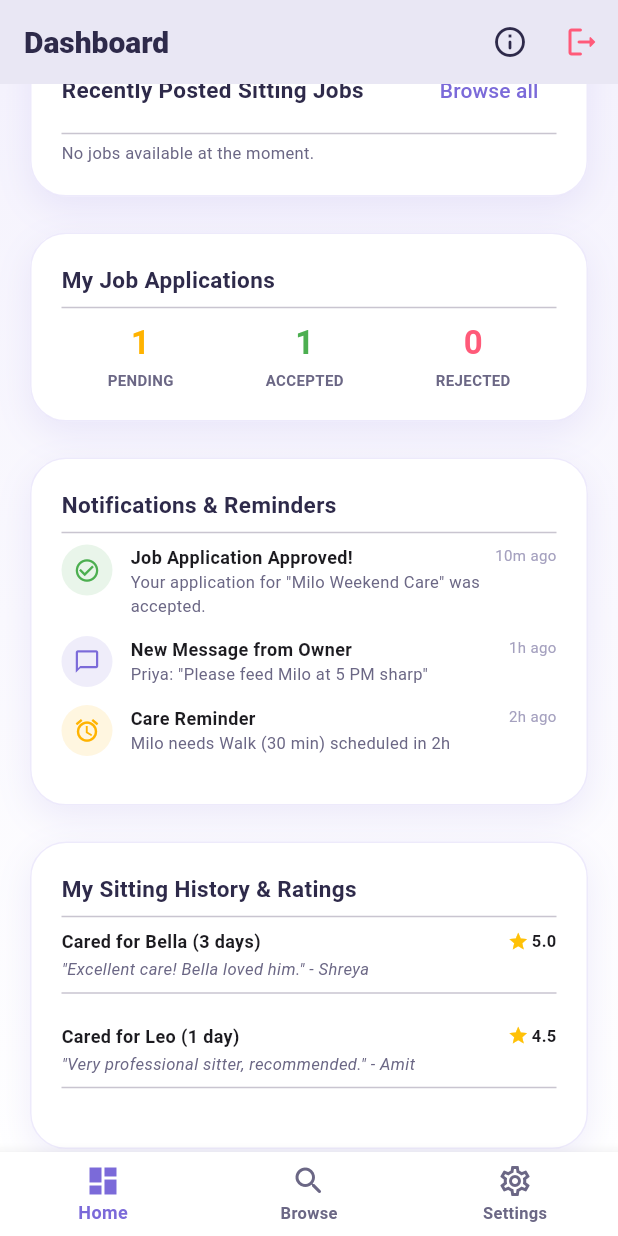
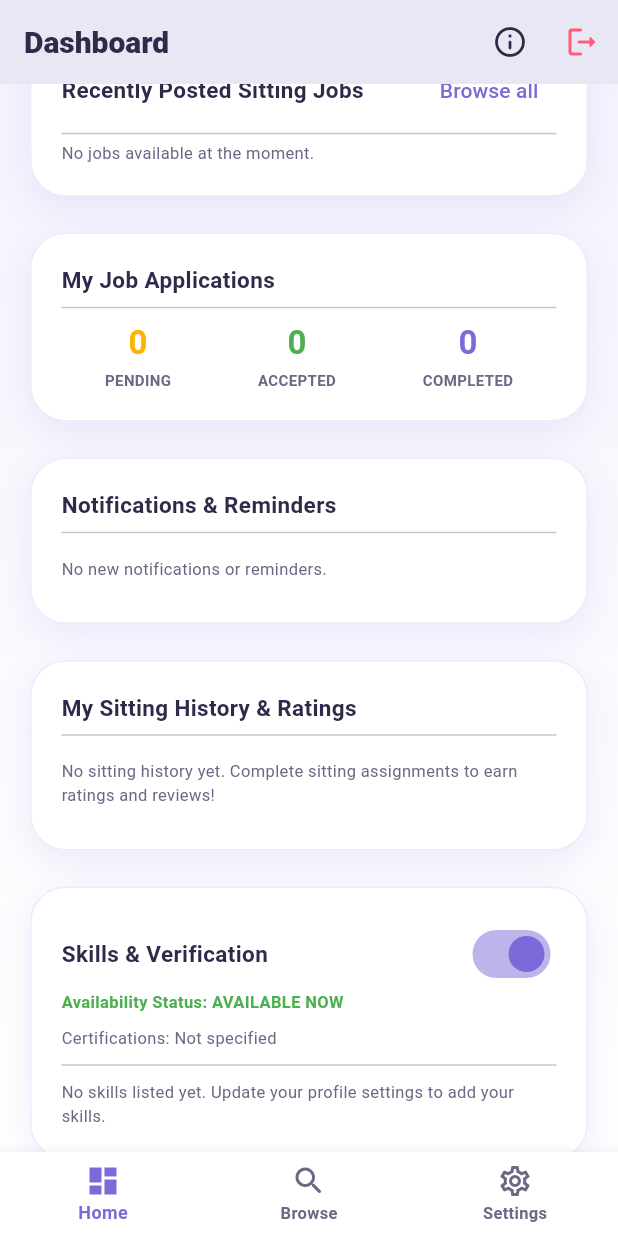
Before and after one commit to Shrishanmugapriya/PetOrb_app, a Flutter app: the SitterDashboardScreen screen opened directly, scrolled down 576 dp, on a phone screen of 412 x 824 dp. Run offline on Flutter 3.47's test engine with Material 3 defaults, Android fonts, the phone set to English and light mode, and no system bars; our stand-ins replace firebase_auth, firebase_core, flutter_animate, flutter_chat_types, flutter_chat_ui, qr_flutter and 1 more; missing offline and left inert: mobile_scanner; accounts and stored records are empty; network calls fail; Roboto replaces fonts that are missing (Outfit); statements that could not run were skipped; project files that could hold a hidden picture were left out.

Commit message:
Clear hardcoded mock notifications, sitting history, skills, and certifications for new sitter accounts

```diff
--- a/petorb_app/lib/views/sitter/dashboard_screen.dart
+++ b/petorb_app/lib/views/sitter/dashboard_screen.dart
@@ -28,52 +28,15 @@ class _SitterDashboardScreenState extends State<SitterDashboardScreen> {
   final List<String> _titles = ['Dashboard', 'Browse Jobs', 'Settings'];
 
   // 8. Notification Center alert stream for sitters
-  final List<Map<String, dynamic>> _notifications = [
-    {
-      'title': 'Job Application Approved!',
-      'body': 'Your application for "Milo Weekend Care" was accepted.',
-      'time': '10m ago',
-      'icon': Icons.check_circle_outline,
-      'color': AppColors.success
-    },
-    {
-      'title': 'New Message from Owner',
-      'body': 'Priya: "Please feed Milo at 5 PM sharp"',
-      'time': '1h ago',
-      'icon': Icons.chat_bubble_outline,
-      'color': AppColors.primaryBrand
-    },
-    {
-      'title': 'Care Reminder',
-      'body': 'Milo needs Walk (30 min) scheduled in 2h',
-      'time': '2h ago',
-      'icon': Icons.alarm,
-      'color': AppColors.warning
-    },
-  ];
+  final List<Map<String, dynamic>> _notifications = [];
 
   // 9. Sitting History logs
-  final List<Map<String, dynamic>> _sittingHistory = [
-    {
-      'petName': 'Bella',
-      'ownerName': 'Shreya',
-      'duration': '3 days',
-      'rating': 5.0,
-      'feedback': 'Excellent care! Bella loved him.'
-    },
-    {
-      'petName': 'Leo',
-      'ownerName': 'Amit',
-      'duration': '1 day',
-      'rating': 4.5,
-      'feedback': 'Very professional sitter, recommended.'
-    }
-  ];
+  final List<Map<String, dynamic>> _sittingHistory = [];
 
   // 10. Sitter skills, availability, hourly rates
-  final List<String> _skills = ['CPR Certified', 'Oral Medication', 'Behavior Training', 'Senior Pet Care'];
+  final List<String> _skills = [];
   bool _availableNow = true;
-  final String _certifications = 'NDG Pet Sitter Certification #10292';
+  final String _certifications = '';
 
   @override
   void initState() {
@@ -487,9 +450,9 @@ class _SitterDashboardScreenState extends State<SitterDashboardScreen> {
                   Row(
                     mainAxisAlignment: MainAxisAlignment.spaceAround,
                     children: [
-                      _buildAppStat('PENDING', '1', AppColors.warning),
-                      _buildAppStat('ACCEPTED', '1', AppColors.success),
-                      _buildAppStat('REJECTED', '0', AppColors.danger),
+                      _buildAppStat('PENDING', '0', AppColors.warning),
+                      _buildAppStat('ACCEPTED', '${jobProvider.assignedJobs.where((j) => j.status == "accepted" || j.status == "assigned").length}', AppColors.success),
+                      _buildAppStat('COMPLETED', '${jobProvider.assignedJobs.where((j) => j.status == "completed").length}', AppColors.primaryBrand),
                     ],
                   ),
                 ],
@@ -511,8 +474,9 @@ class _SitterDashboardScreenState extends State<SitterDashboardScreen> {
                 children: [
                   const Text('Notifications & Reminders', style: TextStyle(fontWeight: FontWeight.bold, fontSize: 15, color: AppColors.primaryText)),
                   const Divider(height: 16),
-                  Column(
-                    children: [
+                  Builder(
+                    builder: (context) {
+                      final allNotifs = [
                         ...jobProvider.assignedJobs
                             .where((j) => j.status == 'completed')
                             .map((job) => {
@@ -523,7 +487,17 @@ class _SitterDashboardScreenState extends State<SitterDashboardScreen> {
                                   'color': AppColors.primaryBrand,
                                 }),
                         ..._notifications,
-                    ].map<Widget>((notif) {
+                      ];
+
+                      if (allNotifs.isEmpty) {
+                        return const Padding(
+                          padding: EdgeInsets.symmetric(vertical: 8.0),
+                          child: Text('No new notifications or reminders.', style: TextStyle(fontSize: 11, color: AppColors.secondaryText)),
+                        );
+                      }
+
+                      return Column(
+                        children: allNotifs.map<Widget>((notif) {
                           return Padding(
                             padding: const EdgeInsets.only(bottom: 12.0),
                             child: Row(
@@ -549,6 +523,8 @@ class _SitterDashboardScreenState extends State<SitterDashboardScreen> {
                             ),
                           );
                         }).toList(),
+                      );
+                    },
                   ),
                 ],
               ),
@@ -569,7 +545,12 @@ class _SitterDashboardScreenState extends State<SitterDashboardScreen> {
                 children: [
                   const Text('My Sitting History & Ratings', style: TextStyle(fontWeight: FontWeight.bold, fontSize: 15, color: AppColors.primaryText)),
                   const Divider(height: 16),
-                  Column(
+                  combinedHistory.isEmpty
+                      ? const Padding(
+                          padding: EdgeInsets.symmetric(vertical: 8.0),
+                          child: Text('No sitting history yet. Complete sitting assignments to earn ratings and reviews!', style: TextStyle(fontSize: 11, color: AppColors.secondaryText)),
+                        )
+                      : Column(
                           children: combinedHistory.map((hist) {
                             return Padding(
                               padding: const EdgeInsets.only(bottom: 12.0),
@@ -631,9 +612,11 @@ class _SitterDashboardScreenState extends State<SitterDashboardScreen> {
                   ),
                   Text('Availability Status: ${_availableNow ? "AVAILABLE NOW" : "BUSY"}', style: TextStyle(fontSize: 11, fontWeight: FontWeight.bold, color: _availableNow ? AppColors.success : AppColors.danger)),
                   const SizedBox(height: 8),
-                  Text('Certifications: $_certifications', style: const TextStyle(fontSize: 11, color: AppColors.secondaryText)),
+                  Text('Certifications: ${_certifications.isNotEmpty ? _certifications : "Not specified"}', style: const TextStyle(fontSize: 11, color: AppColors.secondaryText)),
                   const Divider(height: 20),
-                  Wrap(
+                  _skills.isEmpty
+                      ? const Text('No skills listed yet. Update your profile settings to add your skills.', style: TextStyle(fontSize: 11, color: AppColors.secondaryText))
+                      : Wrap(
                           spacing: 6,
                           runSpacing: 6,
                           children: _skills.map((skill) {
```
Lines whose indentation alone changed are shown as unchanged.
